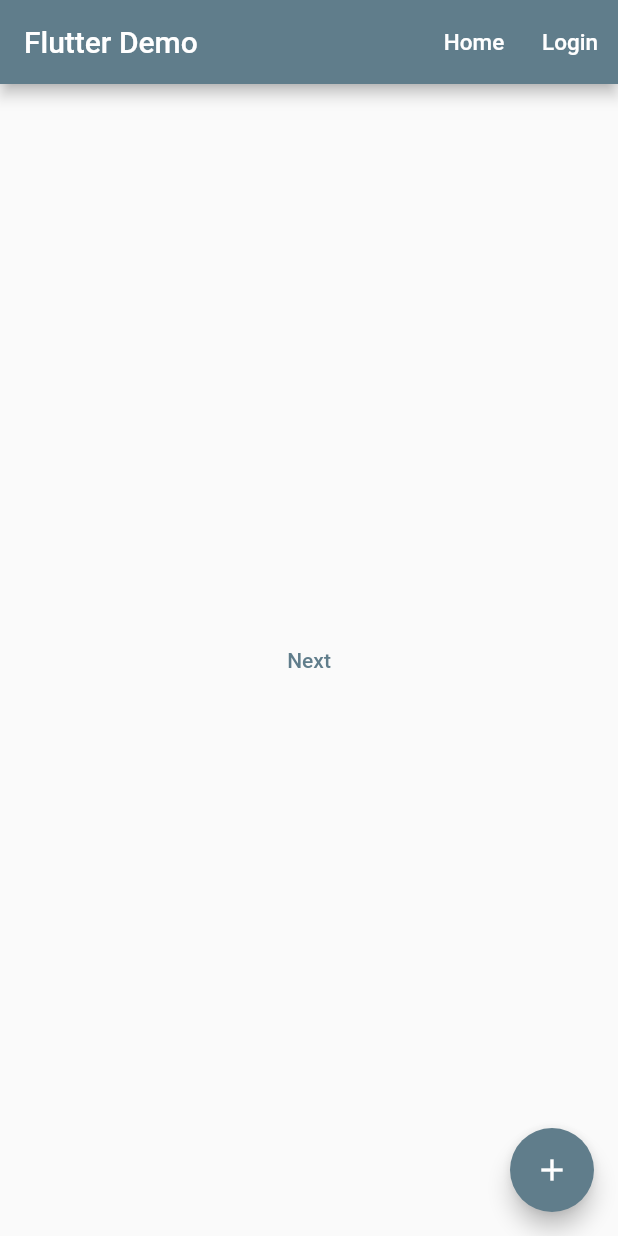
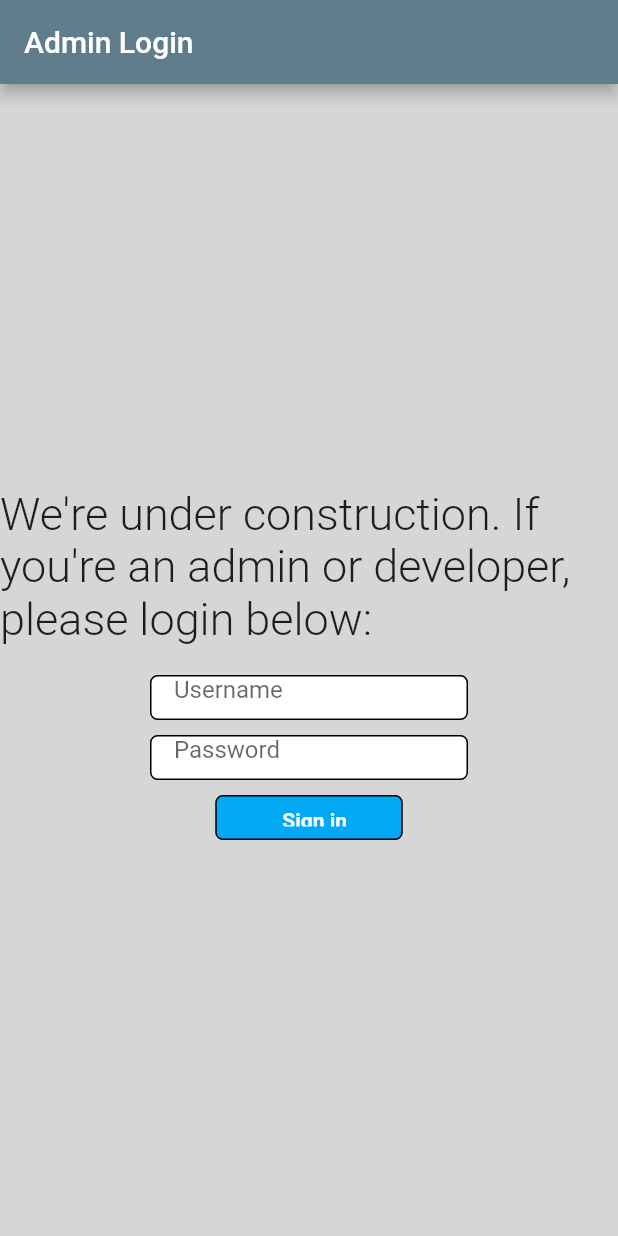
Before and after one commit to RickLeinecker/John-Cage-Tribute-v2, a Flutter app: the screen it shows after launch, on a phone screen of 412 x 824 dp. Run offline on Flutter 3.47's test engine with Material 2 defaults, Android fonts, the light colour scheme and no system bars; our stand-ins replace drift; missing offline and left inert: crypt; accounts and stored records are empty.

Commit message:
Admin login created to prevent unauthorized access. Leads to a blank, WIP page.

```diff
--- a/webapp/lib/main.dart
+++ b/webapp/lib/main.dart
@@ -1,8 +1,11 @@
+// ignore_for_file: prefer_const_constructors
+
 import 'package:flutter/material.dart';
+import 'package:drift/drift.dart' as drift;
+import 'package:crypt/crypt.dart';
 import 'package:webapp/HomePage.dart';
-import 'package:webapp/Login.dart';
 
-void main() {
+void main() async {
   runApp(const MyApp());
 }
 
@@ -29,6 +32,35 @@ class MyApp extends StatelessWidget {
       home: const MyHomePage(title: 'Flutter Demo'),
     );
   }
+}
+
+// These two variables hold the username and password, respectively
+final _userController = TextEditingController();
+final _passController = TextEditingController();
+final _errController = TextEditingController();
+
+void signIn(BuildContext context) {
+  // Admin login stored here ONLY UNTIL DATABASE IS FULLY FUNCTIONAL
+  const _adminUser = "JCTDev";
+  final passhash =
+      Crypt.sha256("JohnCage2022", rounds: 1000, salt: "chanceoperations");
+
+  final h = Crypt(passhash.toString());
+
+  if (_adminUser == _userController.text.trim() &&
+      h.match(_passController.text.trim())) {
+    Navigator.push(context, MaterialPageRoute(builder: (context) {
+      return const HomePage(title: 'HomePage');
+    }));
+  } else
+    print('ERR: Incorrect username or password');
+}
+
+@override
+void dispose() {
+  // Clean up the controllers when the widget is removed from widget tree
+  _userController.dispose();
+  _passController.dispose();
 }
 
 class MyHomePage extends StatefulWidget {
@@ -72,62 +104,101 @@ class _MyHomePageState extends State<MyHomePage> {
     // fast, so that you can just rebuild anything that needs updating rather
     // than having to individually change instances of widgets.
     return Scaffold(
+      backgroundColor: Color.fromARGB(255, 214, 214, 214),
       appBar: AppBar(
-          // Here we take the value from the MyHomePage object that was created by
-          // the App.build method, and use it to set our appbar title.
-          title: Text(widget.title),
-          actions: <Widget>[
-            TextButton(
-              child: const Text('Home',
-                  style: TextStyle(fontSize: 15, color: Colors.white)),
-              onPressed: () {
-                Navigator.push(context, MaterialPageRoute(builder: (context) {
-                  return const HomePage(title: 'Homepage');
-                }));
-              },
+        title: Text('Admin Login'),
+      ),
+      body: SafeArea(
+        child: Center(
+            child:
+                Column(mainAxisAlignment: MainAxisAlignment.center, children: [
+          SizedBox(height: 35),
+
+          Text(
+            'We\'re under construction. If you\'re an admin or developer, please login below:',
+            style: TextStyle(
+              fontWeight: FontWeight.w300,
+              fontSize: 30,
             ),
-            TextButton(
-                child: const Text('Login',
-                    style: TextStyle(fontSize: 15, color: Colors.white)),
-                onPressed: () {
-                  Navigator.push(context, MaterialPageRoute(builder: (context) {
-                    return const Login(title: 'Login');
-                  }));
-                })
-          ]),
-      body: Center(
-        // Center is a layout widget. It takes a single child and positions it
-        // in the middle of the parent.
-        child: TextButton(
-          onPressed: () {
-            Navigator.push(context, MaterialPageRoute(builder: (context) {
-              return const HomePage(title: 'HomePage');
-            }));
-          },
-          child: const Text('Next'),
-        ),
-        // Column is also a layout widget. It takes a list of children and
-        // arranges them vertically. By default, it sizes itself to fit its
-        // children horizontally, and tries to be as tall as its parent.
-        //
-        // Invoke "debug painting" (press "p" in the console, choose the
-        // "Toggle Debug Paint" action from the Flutter Inspector in Android
-        // Studio, or the "Toggle Debug Paint" command in Visual Studio Code)
-        // to see the wireframe for each widget.
-        //
-        // Column has various properties to control how it sizes itself and
-        // how it positions its children. Here we use mainAxisAlignment to
-        // center the children vertically; the main axis here is the vertical
-        // axis because Columns are vertical (the cross axis would be
-        // horizontal).
+          ),
+          SizedBox(height: 20),
+
+          // Login: Username
+          Padding(
+            padding: const EdgeInsets.symmetric(horizontal: 100.0),
+            child: Container(
+                height: 30,
+                width: 250,
+                decoration: BoxDecoration(
+                  color: Colors.white,
+                  border: Border.all(color: Colors.black),
+                  borderRadius: BorderRadius.circular(5),
+                ),
+                child: Padding(
+                    padding: const EdgeInsets.only(left: 15.0),
+                    child: TextField(
+                      controller: _userController,
+                      decoration: InputDecoration(
+                        border: InputBorder.none,
+                        hintText: 'Username',
+                      ),
+                    ))),
+          ),
+          // End Login: Username
+
+          SizedBox(height: 10),
+
+          // Login: Password
+          Padding(
+              padding: const EdgeInsets.symmetric(horizontal: 100.0),
+              child: Container(
+                  height: 30,
+                  width: 250,
+                  decoration: BoxDecoration(
+                    color: Colors.white,
+                    border: Border.all(color: Colors.black),
+                    borderRadius: BorderRadius.circular(5),
+                  ),
+                  child: Padding(
+                      padding: EdgeInsets.only(left: 15.0),
+                      child: TextField(
+                          controller: _passController,
+                          decoration: InputDecoration(
+                            border: InputBorder.none,
+                            hintText: 'Password',
+                          ),
+                          obscureText: true)))),
+          // End Login: Password
+
+          SizedBox(height: 10),
+
+          // Sign in button
+          Padding(
+              padding: const EdgeInsets.symmetric(horizontal: 100.0),
+              child: Container(
+                  height: 30,
+                  width: 125,
+                  decoration: BoxDecoration(
+                    color: Colors.lightBlue,
+                    border: Border.all(color: Colors.black),
+                    borderRadius: BorderRadius.circular(5),
+                  ),
+                  child: Padding(
+                      padding: EdgeInsets.only(left: 7.5),
+                      child: TextButton(
+                          onPressed: () {
+                            signIn(context);
+                          },
+                          child: const Text('Sign in',
+                              style: TextStyle(
+                                  color: Colors.white,
+                                  fontWeight: FontWeight.bold)))))),
+
+          SizedBox(height: 30),
+
+          // TODO: Print if there's an error in the login
+        ])),
       ),
-      floatingActionButton: FloatingActionButton(
-        onPressed: _incrementCounter,
-        tooltip: 'Increment',
-        child: const Icon(Icons.add),
-      ),
-
-      // This trailing comma makes auto-formatting nicer for build methods.
     );
   }
 }
--- a/webapp/pubspec.yaml
+++ b/webapp/pubspec.yaml
@@ -34,7 +34,8 @@ dependencies:
   # The following adds the Cupertino Icons font to your application.
   # Use with the CupertinoIcons class for iOS style icons.
   cupertino_icons: ^1.0.2
-  database: ^0.3.3
+  drift: ^2.0.2+1
+  crypt: ^4.2.1
 
 dev_dependencies:
   flutter_test:
@@ -57,6 +58,9 @@ flutter:
   # included with your application, so that you can use the icons in
   # the material Icons class.
   uses-material-design: true
+
+  assets:
+    - images/
 
   # To add assets to your application, add an assets section, like this:
   # assets:
```
Also changed, not shown: webapp/lib/HomePage.dart (+47 -6 lines), webapp/images/college_bg.jpg (added), webapp/images/jcage_background.jpg (added), webapp/images/jcage_background.webp (added), webapp/pubspec.lock.
